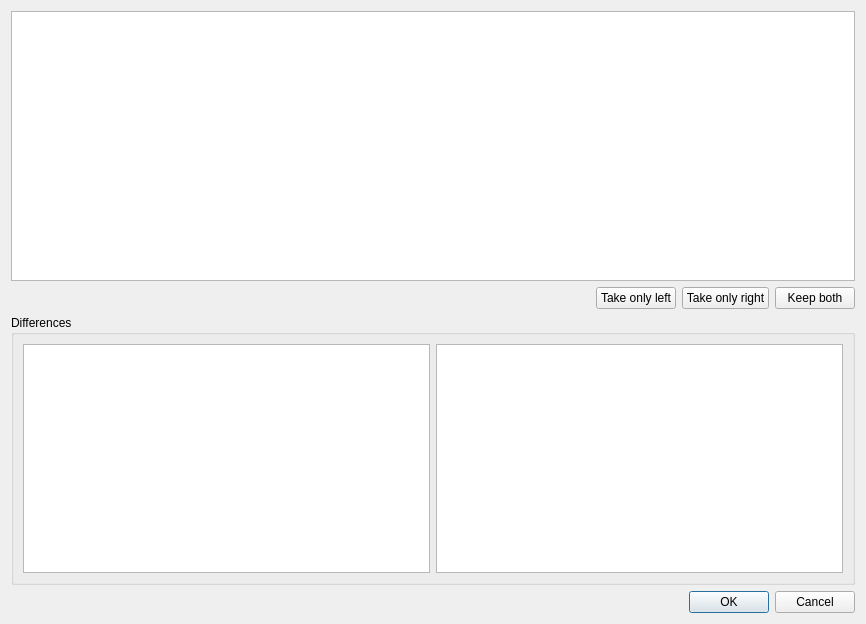
Before: the Qt Designer form SIM-VICUS/src/SVDBDuplicatesDialog.ui in ghorwin/SIM-VICUS, drawn with Qt 5.
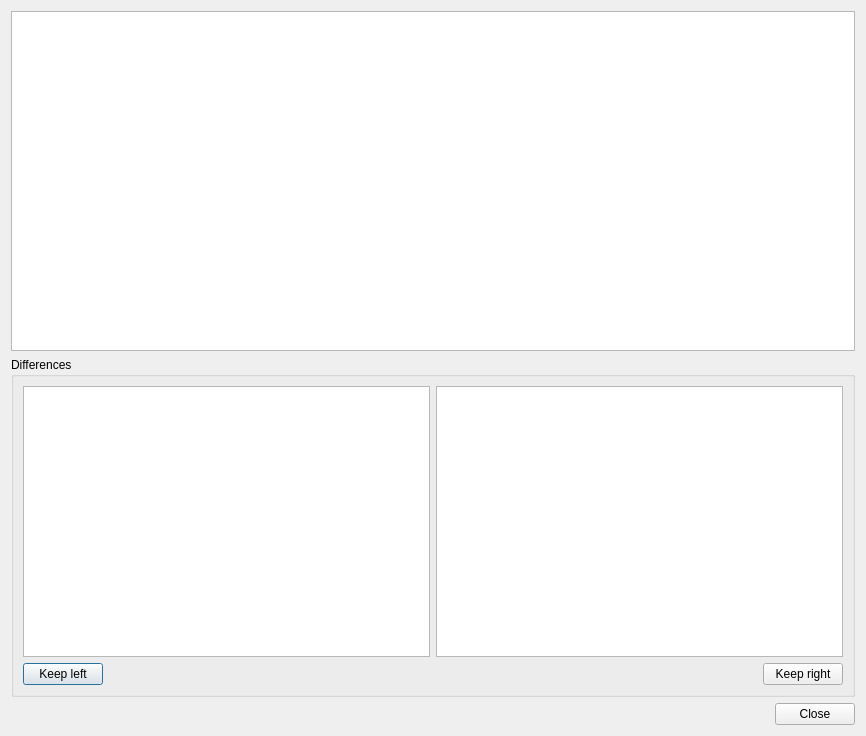
After: the same form once the commit is applied.

Commit message: More work on Duplicate dialog

What changed in the file:
```diff
--- a/SIM-VICUS/src/SVDBDuplicatesDialog.ui
+++ b/SIM-VICUS/src/SVDBDuplicatesDialog.ui
@@ -7,7 +7,7 @@
     <x>0</x>
     <y>0</y>
     <width>866</width>
-    <height>624</height>
+    <height>736</height>
    </rect>
   </property>
   <property name="windowTitle">
@@ -17,56 +17,58 @@
    <item>
     <widget class="QTableWidget" name="tableWidget"/>
    </item>
-   <item>
-    <layout class="QHBoxLayout" name="horizontalLayout_2">
-     <item>
-      <spacer name="horizontalSpacer">
-       <property name="orientation">
-        <enum>Qt::Horizontal</enum>
-       </property>
-       <property name="sizeHint" stdset="0">
-        <size>
-         <width>40</width>
-         <height>20</height>
-        </size>
-       </property>
-      </spacer>
-     </item>
-     <item>
-      <widget class="QPushButton" name="pushButtonTakeLeft">
-       <property name="text">
-        <string>Take only left</string>
-       </property>
-      </widget>
-     </item>
-     <item>
-      <widget class="QPushButton" name="pushButtonTakeRight">
-       <property name="text">
-        <string>Take only right</string>
-       </property>
-      </widget>
-     </item>
-     <item>
-      <widget class="QPushButton" name="pushButtonKeepBoth">
-       <property name="text">
-        <string>Keep both</string>
-       </property>
-      </widget>
-     </item>
-    </layout>
-   </item>
    <item>
     <widget class="QGroupBox" name="groupBox">
      <property name="title">
       <string>Differences</string>
      </property>
-     <layout class="QHBoxLayout" name="horizontalLayout">
-      <item>
+     <layout class="QGridLayout" name="gridLayout">
+      <item row="0" column="0" colspan="2">
        <widget class="QTextEdit" name="textEditLeft"/>
       </item>
-      <item>
+      <item row="0" column="2" colspan="2">
        <widget class="QTextEdit" name="textEditRight"/>
       </item>
+      <item row="1" column="0">
+       <widget class="QPushButton" name="pushButtonTakeLeft">
+        <property name="text">
+         <string>Keep left</string>
+        </property>
+       </widget>
+      </item>
+      <item row="1" column="1">
+       <spacer name="horizontalSpacer_2">
+        <property name="orientation">
+         <enum>Qt::Horizontal</enum>
+        </property>
+        <property name="sizeHint" stdset="0">
+         <size>
+          <width>320</width>
+          <height>22</height>
+         </size>
+        </property>
+       </spacer>
+      </item>
+      <item row="1" column="2">
+       <spacer name="horizontalSpacer">
+        <property name="orientation">
+         <enum>Qt::Horizontal</enum>
+        </property>
+        <property name="sizeHint" stdset="0">
+         <size>
+          <width>320</width>
+          <height>20</height>
+         </size>
+        </property>
+       </spacer>
+      </item>
+      <item row="1" column="3">
+       <widget class="QPushButton" name="pushButtonTakeRight">
+        <property name="text">
+         <string>Keep right</string>
+        </property>
+       </widget>
+      </item>
      </layout>
     </widget>
    </item>
@@ -76,7 +78,7 @@
       <enum>Qt::Horizontal</enum>
      </property>
      <property name="standardButtons">
-      <set>QDialogButtonBox::Cancel|QDialogButtonBox::Ok</set>
+      <set>QDialogButtonBox::Close</set>
      </property>
     </widget>
    </item>
```
The commit also changes 2 other files.
